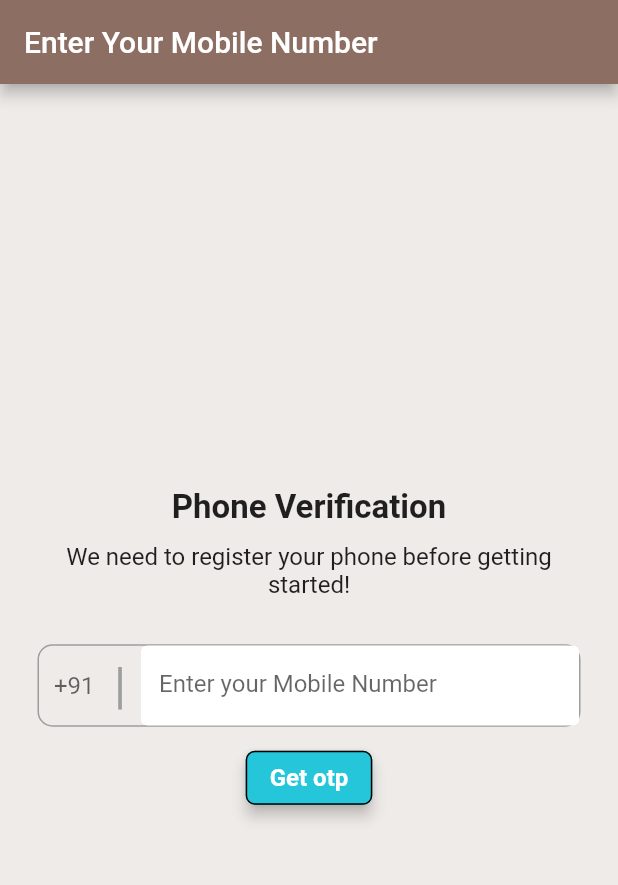
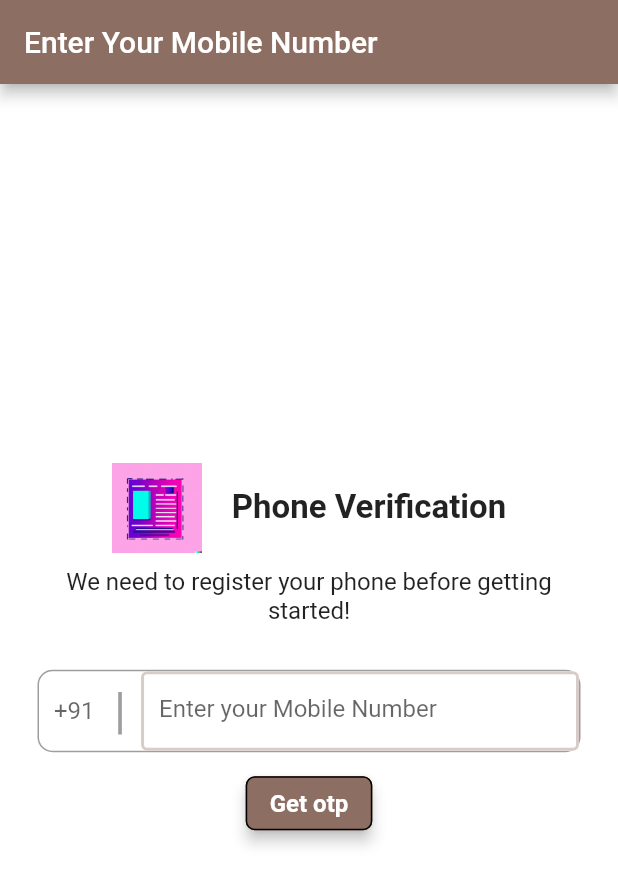
Before and after one commit to tprabodh/poster-pal, a Flutter app: the screen it shows after launch, on a phone screen of 412 x 824 dp. Shown: the top 885 px of the screen. Run offline on Flutter 3.47's test engine with Material 2 defaults, Android fonts, the phone set to English and light mode, and no system bars; our stand-ins replace cloud_firestore, firebase_auth, firebase_core, firebase_storage, flutter_spinkit, image_gallery_saver and 3 more; accounts and stored records are empty.

Commit message:
Animations added(her,tween) Drawer added.

```diff
--- a/lib/constants/constants.dart
+++ b/lib/constants/constants.dart
@@ -1,10 +1,10 @@
 import 'package:flutter/material.dart';
 
-const textInputDecoration=InputDecoration(
+var textInputDecoration=InputDecoration(
     fillColor: Colors.white,
     filled: true,
     enabledBorder: OutlineInputBorder(
-        borderSide: BorderSide(color: Colors.white,width:2.0)
+        borderSide: BorderSide(color: Colors.brown.shade100,width:2.0)
     ),
     focusedBorder: OutlineInputBorder(
         borderSide: BorderSide(color: Colors.cyan,width:2.0)
--- a/lib/constants/loading.dart
+++ b/lib/constants/loading.dart
@@ -7,7 +7,7 @@ class Loading extends StatelessWidget {
   @override
   Widget build(BuildContext context) {
     return Container(
-      color: Colors.brown[100],
+      color: Colors.brown.withOpacity(1.0),
       child: const Center(
         child: SpinKitWanderingCubes(
           color: Colors.cyanAccent,
--- a/lib/screens/phone_sign_in.dart
+++ b/lib/screens/phone_sign_in.dart
@@ -15,16 +15,46 @@ class PhoneSignIn extends StatefulWidget {
   State<PhoneSignIn> createState() => _PhoneSignInState();
 }
 
-class _PhoneSignInState extends State<PhoneSignIn> {
+class _PhoneSignInState extends State<PhoneSignIn> with SingleTickerProviderStateMixin{
   String? phone;
   final _formKey = GlobalKey<FormState>();
   String countryCode='+91';
 
+late AnimationController controller;
+late Animation animation;
+late Animation animationTween;
+
+
+@override
+void initState(){
+  super.initState();
+
+  controller=AnimationController(
+      vsync: this,
+  duration:Duration(seconds: 1) );
+
+  animation=CurvedAnimation(
+      parent: controller,
+      curve: Curves.easeIn,
+  );
+  animationTween=ColorTween(begin: Colors.brown[300] ,end: Colors.white).animate(controller);
+
+  controller.forward();
+  controller.addListener(() {
+    setState(() {
+    });
+  });
+}
+  @override
+  void dispose(){
+  controller.dispose();
+  super.dispose();
+  }
 
   @override
   Widget build(BuildContext context) {
     return  Scaffold(
-      backgroundColor: Colors.brown[50],
+      backgroundColor: animationTween.value,
       appBar: AppBar(
         backgroundColor: Colors.brown[400],
         title: const Text('Enter Your Mobile Number'),
@@ -37,9 +67,22 @@ class _PhoneSignInState extends State<PhoneSignIn> {
           child: Column(
             mainAxisAlignment: MainAxisAlignment.center,
             children: [
-              const Text(
-                "Phone Verification",
-                style: TextStyle(fontSize: 22, fontWeight: FontWeight.bold),
+              Row(
+                mainAxisAlignment: MainAxisAlignment.center,
+                children: [
+                  Hero(
+                    tag: "icon tag",
+                    child: Container(
+                      height:controller.value*60,
+                      child: Image.asset("assets/icon.png"),
+                    ),
+                  ),
+                  SizedBox(width: 20.0,),
+                  Text(
+                    "Phone Verification",
+                    style: TextStyle(fontSize: 22, fontWeight: FontWeight.bold),
+                  ),
+                ],
               ),
               const SizedBox(
                 height: 10,
@@ -105,7 +148,7 @@ class _PhoneSignInState extends State<PhoneSignIn> {
               ElevatedButton(
                   style: ElevatedButton.styleFrom(
                     foregroundColor: Colors.white,
-                    backgroundColor: Colors.cyan[400], // Text color
+                    backgroundColor: Colors.brown[400], // Text color
                     elevation: 4, // Elevation
                     shape: RoundedRectangleBorder(
                       borderRadius: BorderRadius.circular(6), // Rounded edges
--- a/pubspec.yaml
+++ b/pubspec.yaml
@@ -32,6 +32,8 @@ dev_dependencies:
   flutter_lints: ^2.0.0
 
 flutter:
+  assets:
+    - assets/
   fonts:
 
     - family: Poppins
```
Also changed, not shown: lib/screens/phone_otp.dart (+13 -3 lines), lib/screens/text_Input_screen.dart (+31 -3 lines), assets/icon.png (added).
